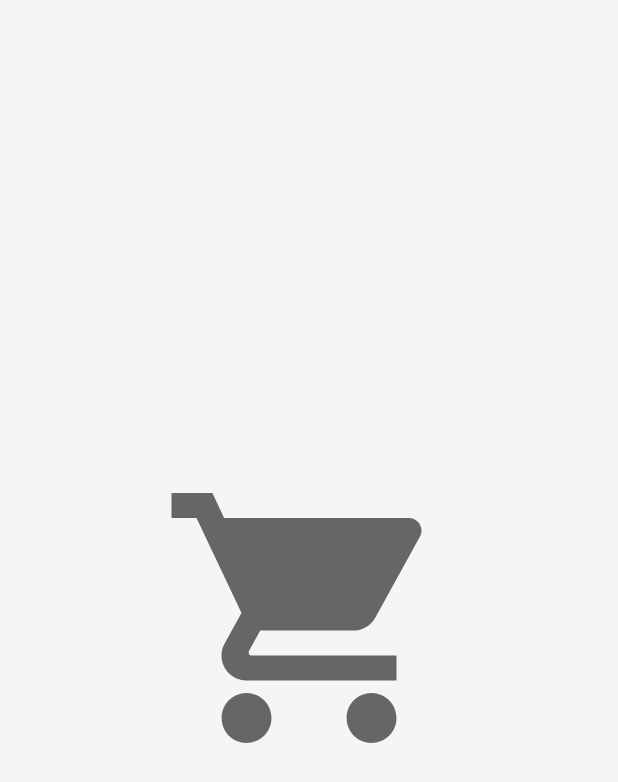
After one commit to RoyRod93/University_Bazaar_System, an Android app: the SplashScreen screen opened directly, with no data from a screen before it, on a phone screen of 412 x 824 dp. The commit adds this screen. Shown: the top 782 px of the screen. Run offline under Robolectric (Android 15) with nearby library versions, the phone set to English and light mode, and no system bars.

Commit message:
Add SplashScreen and persistent login using SharedPreferences

```diff
--- a/app/src/main/AndroidManifest.xml
+++ b/app/src/main/AndroidManifest.xml
@@ -11,7 +11,8 @@
         android:theme="@style/Theme.UniversityBazaar">
         <activity android:name=".controller.RegisterUser" />
         <activity android:name=".controller.MainActivity" />
-        <activity android:name=".controller.LoginActivity">
+        <activity android:name=".controller.LoginActivity" />
+        <activity android:name=".controller.SplashScreen">
             <intent-filter>
                 <action android:name="android.intent.action.MAIN" />
 
--- /dev/null
+++ b/app/src/main/java/com/team8/universitybazaar/controller/SplashScreen.java
@@ -0,0 +1,41 @@
+package com.team8.universitybazaar.controller;
+
+import androidx.appcompat.app.ActionBar;
+import androidx.appcompat.app.AppCompatActivity;
+
+import android.content.Context;
+import android.content.Intent;
+import android.content.SharedPreferences;
+import android.os.Bundle;
+import android.os.Handler;
+import android.os.Looper;
+
+import com.team8.universitybazaar.R;
+
+public class SplashScreen extends AppCompatActivity {
+
+    @Override
+    protected void onCreate(Bundle savedInstanceState) {
+        super.onCreate(savedInstanceState);
+        setContentView(R.layout.activity_splash_screen);
+
+        ActionBar actionBar = getSupportActionBar();
+        actionBar.hide();
+
+        SharedPreferences preferences = getSharedPreferences("login", Context.MODE_PRIVATE);
+
+        new Handler(Looper.getMainLooper()).postDelayed(() -> {
+            if (preferences.contains("isUserLogin") && preferences.contains("userName")) {
+
+                Intent intent = new Intent(SplashScreen.this, MainActivity.class);
+                intent.putExtra("userName", preferences.getString("userName","userName"));
+                intent.setFlags(Intent.FLAG_ACTIVITY_NEW_TASK | Intent.FLAG_ACTIVITY_CLEAR_TASK);
+                startActivity(intent);
+            } else {
+                Intent intent = new Intent(SplashScreen.this, LoginActivity.class);
+                intent.setFlags(Intent.FLAG_ACTIVITY_NEW_TASK | Intent.FLAG_ACTIVITY_CLEAR_TASK);
+                startActivity(intent);
+            }
+        }, 3000);
+    }
+}
--- /dev/null
+++ b/app/src/main/res/drawable/ic_baseline_shopping_cart_24.xml
@@ -0,0 +1,5 @@
+<vector android:height="24dp" android:tint="#666666"
+    android:viewportHeight="24" android:viewportWidth="24"
+    android:width="24dp" xmlns:android="http://schemas.android.com/apk/res/android">
+    <path android:fillColor="@android:color/white" android:pathData="M7,18c-1.1,0 -1.99,0.9 -1.99,2S5.9,22 7,22s2,-0.9 2,-2 -0.9,-2 -2,-2zM1,2v2h2l3.6,7.59 -1.35,2.45c-0.16,0.28 -0.25,0.61 -0.25,0.96 0,1.1 0.9,2 2,2h12v-2L7.42,15c-0.14,0 -0.25,-0.11 -0.25,-0.25l0.03,-0.12 0.9,-1.63h7.45c0.75,0 1.41,-0.41 1.75,-1.03l3.58,-6.49c0.08,-0.14 0.12,-0.31 0.12,-0.48 0,-0.55 -0.45,-1 -1,-1L5.21,4l-0.94,-2L1,2zM17,18c-1.1,0 -1.99,0.9 -1.99,2s0.89,2 1.99,2 2,-0.9 2,-2 -0.9,-2 -2,-2z"/>
+</vector>
--- /dev/null
+++ b/app/src/main/res/layout/activity_splash_screen.xml
@@ -0,0 +1,17 @@
+<?xml version="1.0" encoding="utf-8"?>
+<RelativeLayout xmlns:android="http://schemas.android.com/apk/res/android"
+    xmlns:app="http://schemas.android.com/apk/res-auto"
+    xmlns:tools="http://schemas.android.com/tools"
+    android:layout_width="match_parent"
+    android:layout_height="match_parent"
+    tools:context=".controller.SplashScreen"
+    android:background="#f5f5f5">
+
+    <ImageView
+        android:layout_width="200dp"
+        android:layout_height="200dp"
+        android:layout_centerInParent="true"
+        android:id="@+id/cartImage"
+        android:src="@drawable/ic_baseline_shopping_cart_24"/>
+
+</RelativeLayout>
```
Also changed, not shown: app/src/main/java/com/team8/universitybazaar/controller/LoginActivity.java (+8 -1 lines), app/src/main/java/com/team8/universitybazaar/controller/MainActivity.java (+24 -1 lines).
